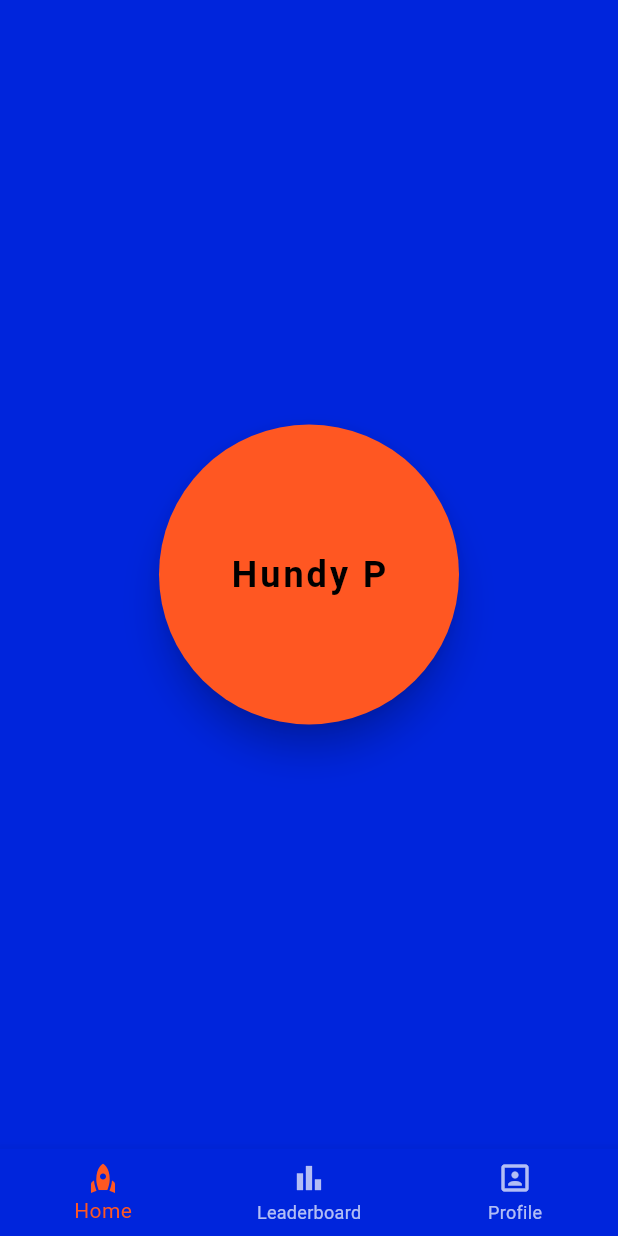
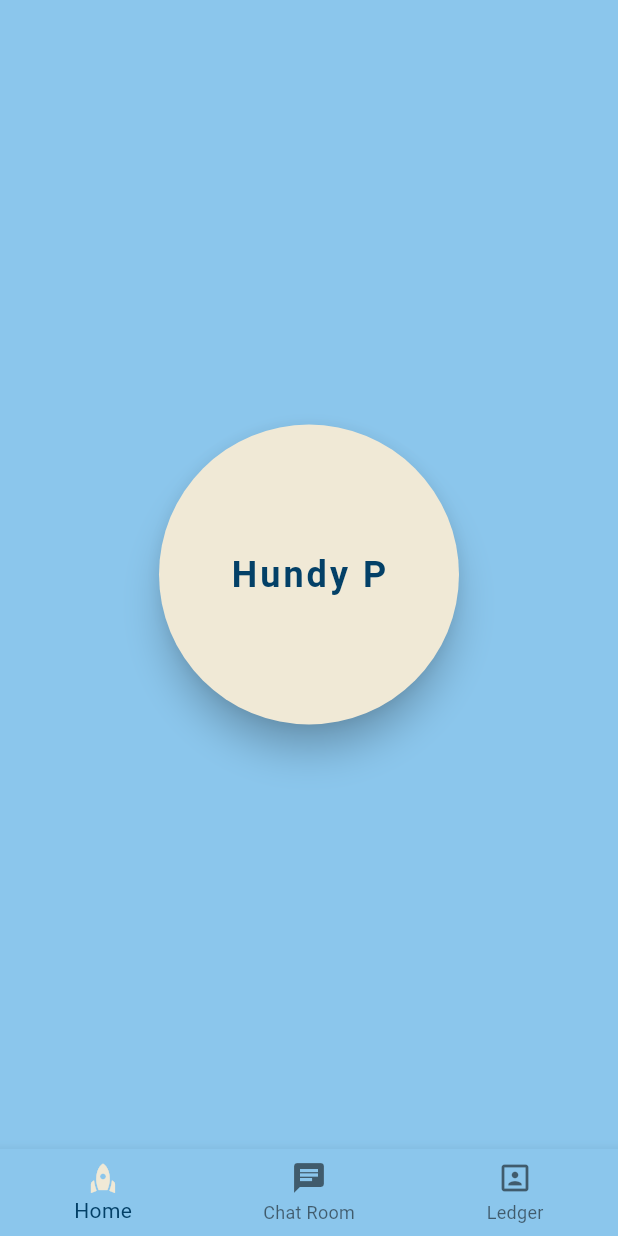
Before and after one commit to calebjderosier/hundyp-mobile, a Flutter app: the screen it shows after launch, on a phone screen of 412 x 824 dp. Run offline on Flutter 3.47's test engine with Material 3 defaults, Android fonts, the phone set to English and light mode, and no system bars; our stand-ins replace firebase_core, firebase_messaging, flutter_dotenv; accounts and stored records are empty.

Commit message:
Update light / dark mode colors (#13)

```diff
--- a/lib/home.dart
+++ b/lib/home.dart
@@ -73,18 +73,18 @@ class _HomePageState extends State<HomePage> with TickerProviderStateMixin {
             child: ElevatedButton(
               onPressed: _onHundyPPress,
               style: ElevatedButton.styleFrom(
-                backgroundColor: Colors.deepOrange,
+                backgroundColor: Theme.of(context).colorScheme.primary,
                 minimumSize: const Size(200, 200),
                 shape: const CircleBorder(),
                 elevation: 10,
               ),
-              child: const Text(
+              child: Text(
                 'Hundy P',
                 style: TextStyle(
                   fontSize: 24,
                   fontWeight: FontWeight.bold,
                   fontFamily: 'Roboto',
-                  color: Colors.black,
+                  color: Theme.of(context).colorScheme.onPrimary, // Dynamic text color
                   letterSpacing: 2.0,
                 ),
               ),
@@ -93,5 +93,4 @@ class _HomePageState extends State<HomePage> with TickerProviderStateMixin {
         ],
       ),
     );
-  }
-}
+  }}
--- a/lib/main.dart
+++ b/lib/main.dart
@@ -1,10 +1,10 @@
 import 'package:firebase_core/firebase_core.dart';
 import 'package:flutter/material.dart';
+import 'package:flutter_dotenv/flutter_dotenv.dart';
 import 'package:hundy_p/home.dart';
 
 import 'firebase_messaging.dart';
 import 'firebase_options.dart';
-import 'package:flutter_dotenv/flutter_dotenv.dart';
 
 Future<void> main() async {
   WidgetsFlutterBinding.ensureInitialized();
@@ -20,7 +20,6 @@ Future<void> main() async {
   // Setup Firebase Messaging
   await setupFirebaseMessaging();
 
-
   runApp(const HundyPApp());
 }
 
@@ -33,18 +32,50 @@ class HundyPApp extends StatelessWidget {
       title: 'Hundy P',
       theme: ThemeData(
         colorScheme: const ColorScheme(
-          brightness: Brightness.dark,
-          primary: Colors.deepOrange,
-          onPrimary: Colors.blueAccent,
-          secondary: Colors.deepOrange,
-          onSecondary: Colors.orangeAccent,
-          error: Colors.redAccent,
-          onError: Colors.deepOrange,
-          surface: Color.fromARGB(255, 0, 37, 220),
-          onSurface: Colors.orangeAccent,
+          brightness: Brightness.light,
+          primary: Color(0xFFF0E9D6),
+          // Cream (calm and uplifting)
+          onPrimary: Color(0xFF034067),
+          // Deep blue for contrast
+          secondary: Color(0xFFFFD700),
+          // Soft yellow (happy and warm)
+          onSecondary: Color(0xFF805C00),
+          // Deep golden brown for readability
+          error: Color(0xFFE57373),
+          // Soft red (friendly for errors)
+          onError: Color(0xFF8A1C1C),
+          // Deep red for contrast
+          surface: Color(0xFF8BC6EC),
+          // Light blue
+          onSurface: Color(0xFF3D405B), // Neutral dark gray for text
         ),
         useMaterial3: true,
       ),
+      darkTheme: ThemeData(
+        colorScheme: const ColorScheme(
+          brightness: Brightness.dark,
+          primary: Color(0xFF617AAB),
+          // Deep navy blue (calm and neutral)
+          // alt C6CFE1FF
+          onPrimary: Color(0xFFF0E9D6),
+          // Cream for contrast
+          secondary: Color(0xFF1A1A2E),
+          // Warm orange (uplifting and happy)
+          onSecondary: Color(0xFF1A1A2E),
+          // Deep navy for contrast
+          error: Color(0xFFEF5350),
+          // Muted red
+          onError: Color(0xFF1E1E1E),
+          // Very dark gray for contrast on error elements
+          surface: Color(0xFF1B2452),
+          // Dark gray (calming surface color)
+          onSurface:
+              Color(0xFFF0E9D6), // Cream for readability on dark surfaces
+        ),
+        useMaterial3: true,
+      ),
+      themeMode: ThemeMode.system,
+      // Automatically switch based on system preference
       home: const HundyPMain(title: 'Hundy P`d?'),
     );
   }
@@ -65,10 +96,10 @@ class _HundyPMainState extends State<HundyPMain> {
   final List _navPages = const [
     HomePage(title: "Hundy P?"),
     Center(
-      child: Text("TODO: Leaderboard"),
+      child: Text("TODO: Chat Room"),
     ),
     Center(
-      child: Text("TODO: Profile"),
+      child: Text("TODO: Ledger"),
     ),
   ];
 
@@ -85,18 +116,26 @@ class _HundyPMainState extends State<HundyPMain> {
       bottomNavigationBar: BottomNavigationBar(
         currentIndex: _selectedTab,
         onTap: (index) => _changeTab(index),
-        items: const <BottomNavigationBarItem>[
+        selectedItemColor: Theme.of(context).colorScheme.onPrimary,
+        items: <BottomNavigationBarItem>[
           BottomNavigationBarItem(
+            label: 'Home',
             icon: Icon(Icons.rocket),
-            label: 'Home',
+            activeIcon: Icon(Icons.rocket,
+                color:
+                    Theme.of(context).colorScheme.primary), // Active icon color
           ),
           BottomNavigationBarItem(
-            icon: Icon(Icons.bar_chart),
-            label: 'Leaderboard',
+            label: 'Chat Room',
+            icon: Icon(Icons.chat),
+            activeIcon:
+                Icon(Icons.chat, color: Theme.of(context).colorScheme.primary),
           ),
           BottomNavigationBarItem(
+            label: 'Ledger',
             icon: Icon(Icons.portrait),
-            label: 'Profile',
+            activeIcon: Icon(Icons.portrait,
+                color: Theme.of(context).colorScheme.primary),
           ),
         ],
       ),
```
